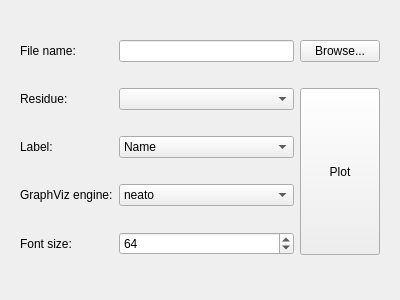
The window that src/mdscripts/rtpbrowser/rtpbrowser.ui (awacha/mdscripts) describes before a commit, drawn with Qt 5.
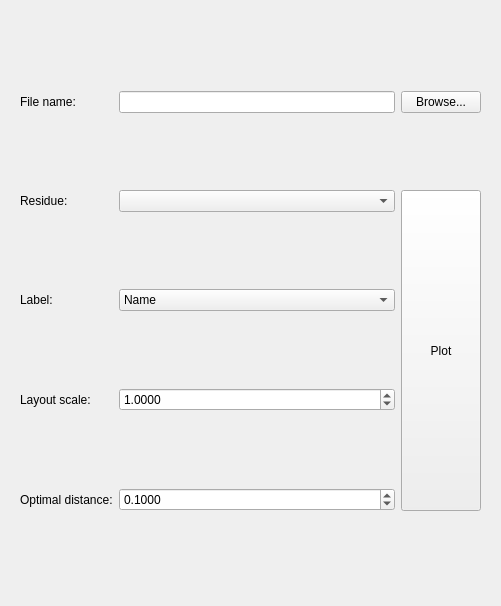
The same window after the commit.

Diff of the .ui file:
```diff
--- a/src/mdscripts/rtpbrowser/rtpbrowser.ui
+++ b/src/mdscripts/rtpbrowser/rtpbrowser.ui
@@ -6,8 +6,8 @@
    <rect>
     <x>0</x>
     <y>0</y>
-    <width>400</width>
-    <height>300</height>
+    <width>501</width>
+    <height>606</height>
    </rect>
   </property>
   <property name="windowTitle">
@@ -37,16 +37,6 @@
         </property>
        </widget>
       </item>
-      <item row="4" column="1">
-       <widget class="QSpinBox" name="fontSizeSpinBox">
-        <property name="maximum">
-         <number>1000</number>
-        </property>
-        <property name="value">
-         <number>64</number>
-        </property>
-       </widget>
-      </item>
       <item row="0" column="2">
        <widget class="QPushButton" name="browsePushButton">
         <property name="text">
@@ -57,14 +47,14 @@
       <item row="4" column="0">
        <widget class="QLabel" name="label_4">
         <property name="text">
-         <string>Font size:</string>
+         <string>Optimal distance:</string>
         </property>
        </widget>
       </item>
       <item row="3" column="0">
        <widget class="QLabel" name="label_3">
         <property name="text">
-         <string>GraphViz engine:</string>
+         <string>Layout scale:</string>
         </property>
        </widget>
       </item>
@@ -75,48 +65,6 @@
         </property>
        </widget>
       </item>
-      <item row="3" column="1">
-       <widget class="QComboBox" name="engineComboBox">
-        <property name="currentIndex">
-         <number>1</number>
-        </property>
-        <item>
-         <property name="text">
-          <string>dot</string>
-         </property>
-        </item>
-        <item>
-         <property name="text">
-          <string>neato</string>
-         </property>
-        </item>
-        <item>
-         <property name="text">
-          <string>twopi</string>
-         </property>
-        </item>
-        <item>
-         <property name="text">
-          <string>circo</string>
-         </property>
-        </item>
-        <item>
-         <property name="text">
-          <string>fdp</string>
-         </property>
-        </item>
-        <item>
-         <property name="text">
-          <string>sfdp</string>
-         </property>
-        </item>
-        <item>
-         <property name="text">
-          <string>patchwork</string>
-         </property>
-        </item>
-       </widget>
-      </item>
       <item row="1" column="1">
        <widget class="QComboBox" name="residueComboBox"/>
       </item>
@@ -158,6 +106,38 @@
         </item>
        </widget>
       </item>
+      <item row="3" column="1">
+       <widget class="QDoubleSpinBox" name="scaleDoubleSpinBox">
+        <property name="decimals">
+         <number>4</number>
+        </property>
+        <property name="minimum">
+         <double>0.000100000000000</double>
+        </property>
+        <property name="maximum">
+         <double>100000.000000000000000</double>
+        </property>
+        <property name="value">
+         <double>1.000000000000000</double>
+        </property>
+       </widget>
+      </item>
+      <item row="4" column="1">
+       <widget class="QDoubleSpinBox" name="optDistanceDoubleSpinBox">
+        <property name="decimals">
+         <number>4</number>
+        </property>
+        <property name="minimum">
+         <double>0.000100000000000</double>
+        </property>
+        <property name="maximum">
+         <double>100000.000000000000000</double>
+        </property>
+        <property name="value">
+         <double>0.100000000000000</double>
+        </property>
+       </widget>
+      </item>
      </layout>
     </widget>
    </item>
```
